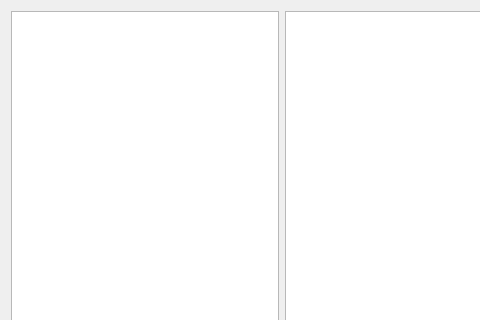
Above: src/dialogs/storedimagesdialog.ui from pbek/QOwnNotes before the change; both pictures show x 0 to 480 and y 0 to 320 of the 831 by 617 pixel window. Below: the same form after it.
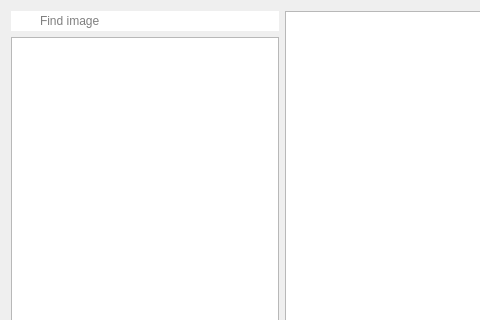
That is the form after the change. Icons and pictures are not drawn. Custom widgets are drawn as their Qt base class.

Commit message: Allow searching for image names (#2073)

```diff
--- a/src/dialogs/storedimagesdialog.ui
+++ b/src/dialogs/storedimagesdialog.ui
@@ -41,6 +41,27 @@
       <property name="bottomMargin">
        <number>0</number>
       </property>
+      <item row="0" column="0">
+       <widget class="LineEdit" name="searchLineEdit">
+        <property name="styleSheet">
+         <string notr="true">QLineEdit {
+	border: none;
+	padding: 2px 5px 2px 27px;
+	background-image: url(:/images/search-notes.svg);
+	background-repeat: no-repeat;
+	background-position: center left;
+	margin-right: 0px;
+}
+</string>
+        </property>
+        <property name="placeholderText">
+         <string>Find image</string>
+        </property>
+        <property name="clearButtonEnabled">
+         <bool>true</bool>
+        </property>
+       </widget>
+      </item>
       <item row="1" column="0">
        <widget class="QTreeWidget" name="fileTreeWidget">
         <property name="selectionMode">
@@ -152,6 +173,13 @@
    </item>
   </layout>
  </widget>
+ <customwidgets>
+  <customwidget>
+   <class>LineEdit</class>
+   <extends>QLineEdit</extends>
+   <header location="global">widgets/lineedit.h</header>
+  </customwidget>
+ </customwidgets>
  <resources>
   <include location="../breeze-qownnotes.qrc"/>
  </resources>
```
Left out of the diff: 20 changed lines with no effect on the pictures. The commit also changes 3 other files.
